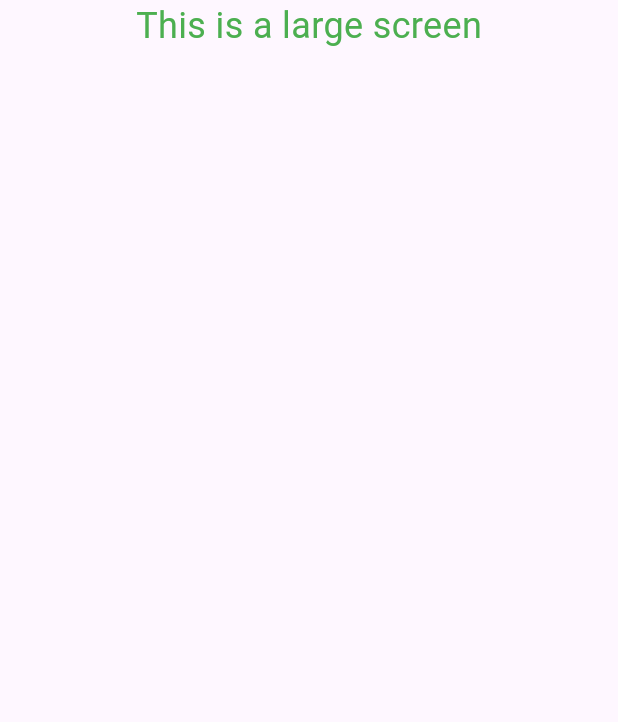
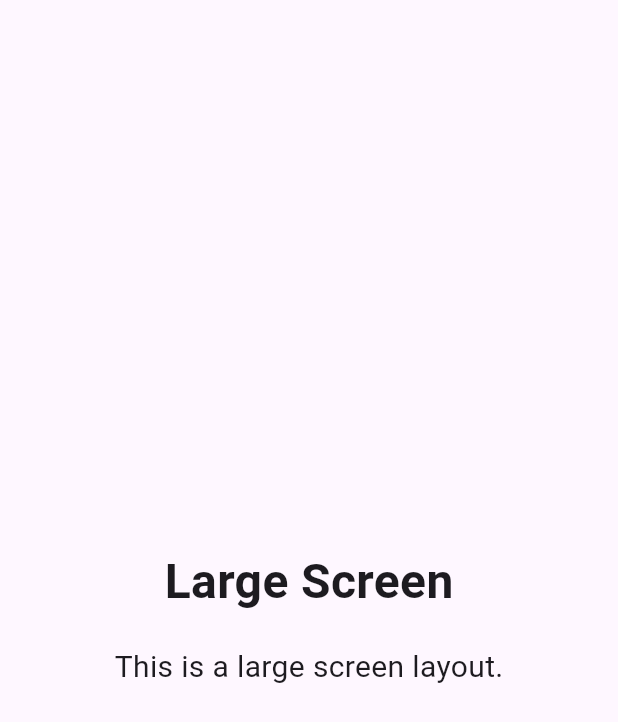
Before and after one commit to codersTheDevelopers/flutter_web, a Flutter app: the largeScreen screen opened directly, on a phone screen of 412 x 824 dp. Shown: the top 722 px of the screen. Run offline on Flutter 3.47's test engine with Material 3 defaults, Android fonts, the phone set to English and light mode, and no system bars.

Commit message:
V1.1.1 check CI/CD

```diff
--- a/lib/Responsive/largeScreen.dart
+++ b/lib/Responsive/largeScreen.dart
@@ -5,17 +5,23 @@ class largeScreen extends StatelessWidget {
 
   @override
   Widget build(BuildContext context) {
-
     return const Scaffold(
-      body: Center(
-        child: Column(
-          children: [
-            Text(
-          'This is a large screen',
-          style: TextStyle(fontSize: 24, color: Colors.green),
-        ),
-          ],
-        )
+      body: Column(
+        mainAxisAlignment: MainAxisAlignment.center,
+        crossAxisAlignment: CrossAxisAlignment.center,
+        children: [
+          Center(
+            child: Text(
+              'Large Screen',
+              style: TextStyle(fontSize: 32, fontWeight: FontWeight.bold),
+            ),
+          ),
+          SizedBox(height: 20),
+          Text(
+            'This is a large screen layout.',
+            style: TextStyle(fontSize: 20),
+          ),
+        ],
       ),
     );
   }
```
